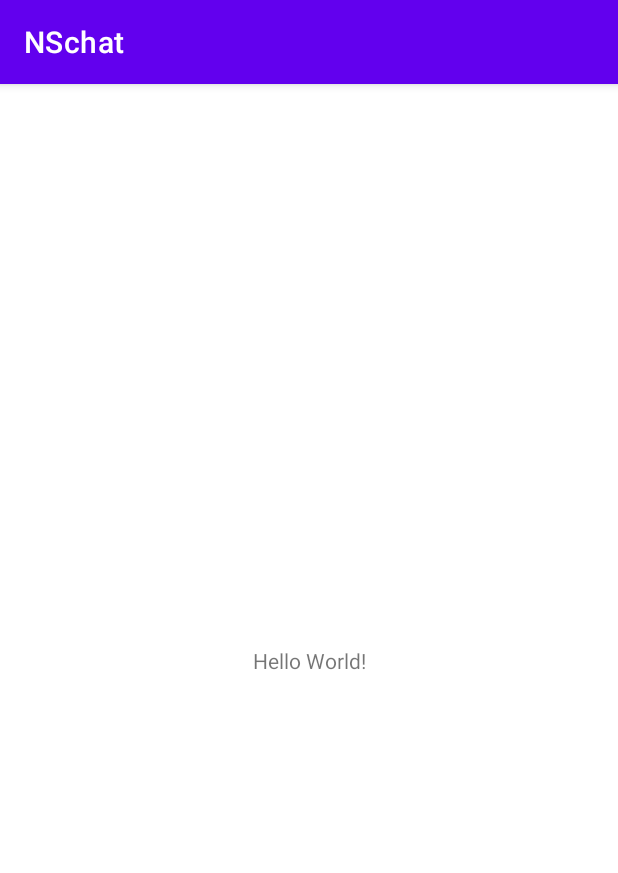
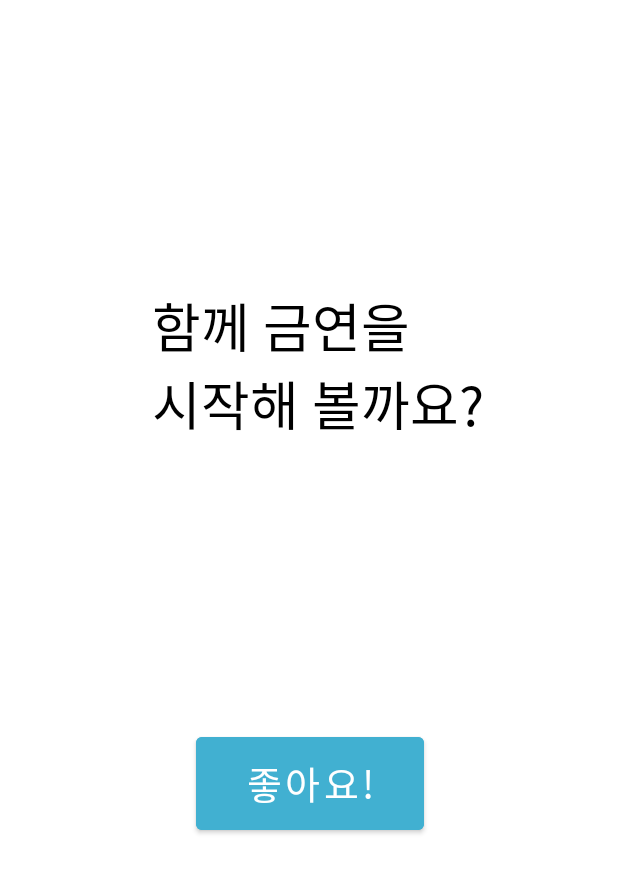
Before and after one commit to Jeong-Yunchan/Capstone-Design-Project, an Android app: the screen it shows after launch (MainActivity before the commit, First_Like after it), on a phone screen of 412 x 824 dp. Shown: the top 873 px of the screen. Run offline under Robolectric (Android 15) with nearby library versions, the phone set to English and light mode, and no system bars.

Commit message:
NSchat First Screen 구현

```diff
--- a/NSchat/app/src/main/AndroidManifest.xml
+++ b/NSchat/app/src/main/AndroidManifest.xml
@@ -8,7 +8,7 @@
         android:label="@string/app_name"
         android:roundIcon="@mipmap/ic_launcher_round"
         android:supportsRtl="true"
-        android:theme="@style/Theme.NSchat">
+        android:theme="@style/Theme.nschat.">
         <activity
             android:name=".MainActivity"
             android:exported="true">
@@ -18,6 +18,9 @@
                 <category android:name="android.intent.category.LAUNCHER" />
             </intent-filter>
         </activity>
+
+        <activity android:name=".First_Like"></activity>
+        <activity android:name=".How_many_cigarette"></activity>
     </application>
 
 </manifest>
--- /dev/null
+++ b/NSchat/app/src/main/java/com/example/nschat/First_Like.java
@@ -0,0 +1,30 @@
+package com.example.nschat;
+
+import android.content.Intent;
+import android.os.Bundle;
+import android.view.View;
+import android.widget.Button;
+
+import androidx.appcompat.app.AppCompatActivity;
+import androidx.appcompat.app.AppCompatDelegate;
+
+public class First_Like extends AppCompatActivity {
+
+    @Override
+    protected void onCreate(Bundle savedInstanceState) {
+
+        super.onCreate(savedInstanceState);
+        setContentView(R.layout.first_like);
+
+        Button imageButton = (Button) findViewById(R.id.likebtn);
+
+        imageButton.setOnClickListener(new View.OnClickListener() {
+            @Override
+            public void onClick(View view) {
+                Intent intent = new Intent(getApplicationContext(), How_many_cigarette.class);
+                startActivity(intent);
+            }
+        });
+
+    }
+}
--- a/NSchat/app/src/main/java/com/example/nschat/MainActivity.java
+++ b/NSchat/app/src/main/java/com/example/nschat/MainActivity.java
@@ -1,14 +1,42 @@
 package com.example.nschat;
 
 import androidx.appcompat.app.AppCompatActivity;
+import androidx.appcompat.app.AppCompatDelegate;
 
+import android.app.Activity;
+import android.content.Intent;
+import android.content.SharedPreferences;
 import android.os.Bundle;
 
 public class MainActivity extends AppCompatActivity {
 
+
+
+    public SharedPreferences prefs;
+
+
     @Override
     protected void onCreate(Bundle savedInstanceState) {
+
+        // 최초 실행 여부를 판단 ->>>
+        SharedPreferences pref = getSharedPreferences("checkFirst", Activity.MODE_PRIVATE);
+        boolean checkFirst = pref.getBoolean("checkFirst", false);
+
+        // false일 경우 최초 실행
+        if(!checkFirst){
+            // 앱 최초 실행시 하고 싶은 작업
+            SharedPreferences.Editor editor = pref.edit();
+            editor.putBoolean("checkFirst",true);
+            editor.apply();
+            finish();
+
+            Intent intent = new Intent(MainActivity.this, First_Like.class);
+            startActivity(intent);
+
+        }
+
         super.onCreate(savedInstanceState);
         setContentView(R.layout.activity_main);
+
     }
 }
--- /dev/null
+++ b/NSchat/app/src/main/res/font/font.xml
@@ -0,0 +1,6 @@
+<?xml version="1.0" encoding="utf-8"?>
+<font-family xmlns:android="http://schemas.android.com/apk/res/android">
+    <font android:fontStyle="normal"
+        android:fontWeight="400"
+        android:font="@font/gompyo"/>
+</font-family>
--- a/NSchat/app/src/main/res/layout/activity_main.xml
+++ b/NSchat/app/src/main/res/layout/activity_main.xml
@@ -9,7 +9,8 @@
     <TextView
         android:layout_width="wrap_content"
         android:layout_height="wrap_content"
-        android:text="Hello World!"
+        android:text="메인화면"
+        android:textSize="50dp"
         app:layout_constraintBottom_toBottomOf="parent"
         app:layout_constraintLeft_toLeftOf="parent"
         app:layout_constraintRight_toRightOf="parent"
--- /dev/null
+++ b/NSchat/app/src/main/res/layout/first_like.xml
@@ -0,0 +1,42 @@
+<?xml version="1.0" encoding="utf-8"?>
+<androidx.constraintlayout.widget.ConstraintLayout xmlns:android="http://schemas.android.com/apk/res/android"
+    xmlns:app="http://schemas.android.com/apk/res-auto"
+    xmlns:tools="http://schemas.android.com/tools"
+    android:layout_width="match_parent"
+    android:layout_height="match_parent"
+    tools:context=".MainActivity">
+
+    <TextView
+        android:id="@+id/textView2"
+        android:layout_width="249dp"
+        android:layout_height="160dp"
+        android:layout_marginTop="180dp"
+        android:layout_marginBottom="107dp"
+        android:fontFamily="@font/gompyo"
+        android:text="@string/test_text"
+        android:textColor="@color/black"
+        android:textSize="35sp"
+        app:layout_constraintBottom_toTopOf="@+id/likebtn"
+        app:layout_constraintHorizontal_bias="0.621"
+        app:layout_constraintLeft_toLeftOf="parent"
+        app:layout_constraintRight_toRightOf="parent"
+        app:layout_constraintTop_toTopOf="parent"
+        app:layout_constraintVertical_bias="0.299" />
+
+    <Button
+        android:id="@+id/likebtn"
+        android:layout_width="152dp"
+        android:layout_height="74dp"
+        android:backgroundTint="@color/like"
+        android:fontFamily="@font/gompyo"
+        android:text="@string/like"
+        android:textSize="25sp"
+        android:textColor="@color/white"
+        app:layout_constraintBottom_toBottomOf="parent"
+        app:layout_constraintEnd_toEndOf="parent"
+        app:layout_constraintHorizontal_bias="0.502"
+        app:layout_constraintStart_toStartOf="parent"
+        app:layout_constraintTop_toTopOf="parent"
+        app:layout_constraintVertical_bias="0.647" />
+
+</androidx.constraintlayout.widget.ConstraintLayout>
--- a/NSchat/app/src/main/res/values-night/themes.xml
+++ /dev/null
@@ -1,16 +0,0 @@
-<resources xmlns:tools="http://schemas.android.com/tools">
-    <!-- Base application theme. -->
-    <style name="Theme.NSchat" parent="Theme.MaterialComponents.DayNight.DarkActionBar">
-        <!-- Primary brand color. -->
-        <item name="colorPrimary">@color/purple_200</item>
-        <item name="colorPrimaryVariant">@color/purple_700</item>
-        <item name="colorOnPrimary">@color/black</item>
-        <!-- Secondary brand color. -->
-        <item name="colorSecondary">@color/teal_200</item>
-        <item name="colorSecondaryVariant">@color/teal_200</item>
-        <item name="colorOnSecondary">@color/black</item>
-        <!-- Status bar color. -->
-        <item name="android:statusBarColor" tools:targetApi="l">?attr/colorPrimaryVariant</item>
-        <!-- Customize your theme here. -->
-    </style>
-</resources>
--- a/NSchat/app/src/main/res/values/colors.xml
+++ b/NSchat/app/src/main/res/values/colors.xml
@@ -7,4 +7,6 @@
     <color name="teal_700">#FF018786</color>
     <color name="black">#FF000000</color>
     <color name="white">#FFFFFFFF</color>
+    <color name="like">#41B0D1</color>
+    <color name="yellow_Count">#DFB765</color>
 </resources>
--- a/NSchat/app/src/main/res/values/strings.xml
+++ b/NSchat/app/src/main/res/values/strings.xml
@@ -1,3 +1,7 @@
+<?xml version="1.0" encoding="utf-8"?>
 <resources>
     <string name="app_name">NSchat</string>
+    <string name="test_text">함께 금연을\n시작해 볼까요?</string>
+    <string name="how_many_cigar">평소 하루에 몇개비\n정도 피우셨나요?</string>
+    <string name="like">좋아요!</string>
 </resources>
--- a/NSchat/app/src/main/res/values/themes.xml
+++ b/NSchat/app/src/main/res/values/themes.xml
@@ -1,6 +1,6 @@
 <resources xmlns:tools="http://schemas.android.com/tools">
     <!-- Base application theme. -->
-    <style name="Theme.NSchat" parent="Theme.MaterialComponents.DayNight.DarkActionBar">
+    <style name="Theme.nschat." parent="Theme.MaterialComponents.Light.NoActionBar">
         <!-- Primary brand color. -->
         <item name="colorPrimary">@color/purple_500</item>
         <item name="colorPrimaryVariant">@color/purple_700</item>
```
Also changed, not shown: NSchat/app/src/main/java/com/example/nschat/How_many_cigarette.java (added, +38 -0 lines), NSchat/app/src/main/res/drawable/memo_border.xml (added, +22 -0 lines), NSchat/app/src/main/res/layout/how_many_cigarette.xml (added, +58 -0 lines), 1 other file.
